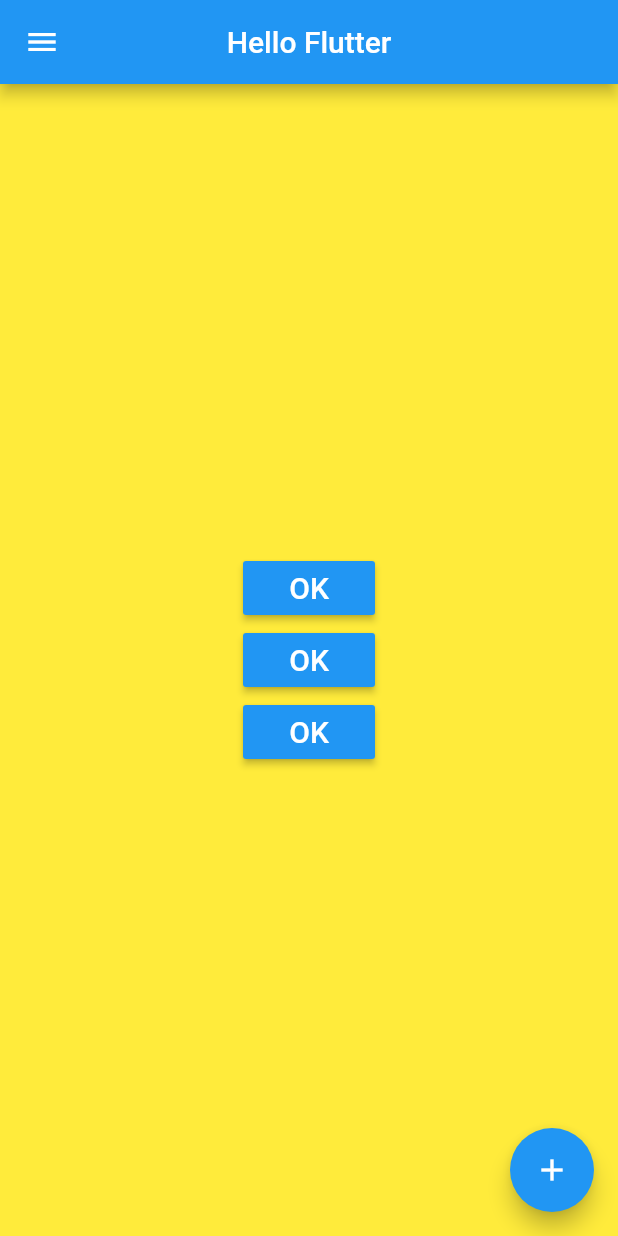
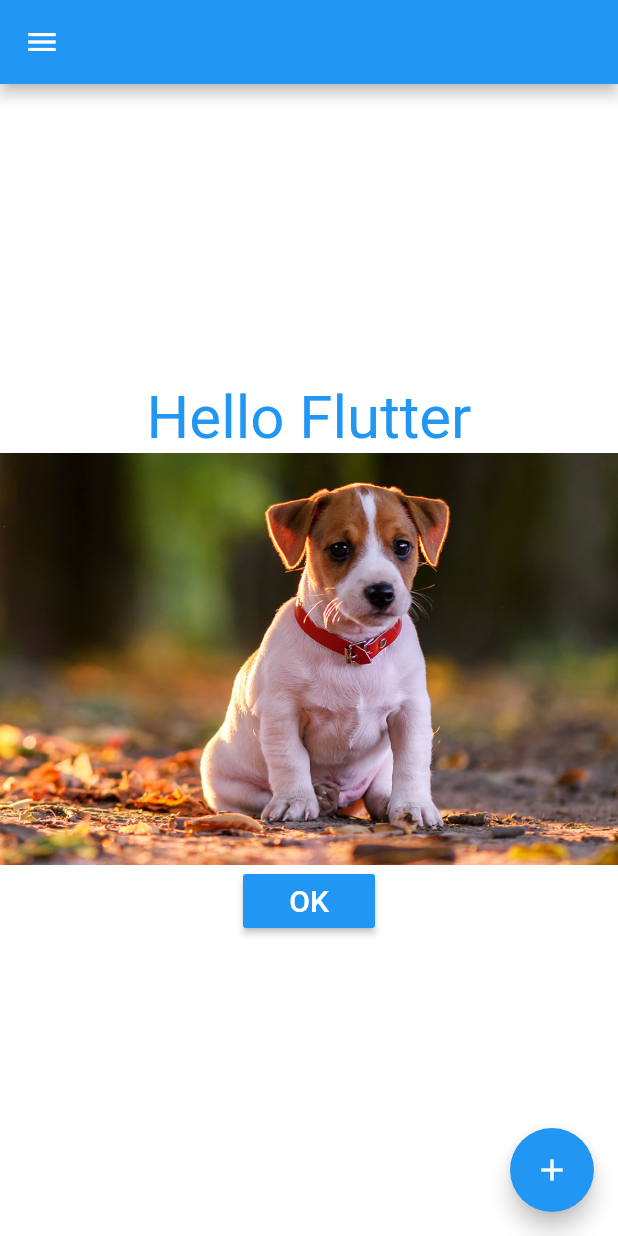
Before and after one commit to raphacm/flutter_essentials_widgets, a Flutter app: the screen it shows after launch, on a phone screen of 412 x 824 dp. Run offline on Flutter 3.47's test engine with Material 2 defaults, Android fonts, the phone set to English and light mode, and no system bars.

Commit message:
create homePage

```diff
--- a/lib/pages/home_page.dart
+++ b/lib/pages/home_page.dart
@@ -5,9 +5,7 @@ class Home extends StatelessWidget {
   Widget build(BuildContext context) {
     return Scaffold(
       appBar: AppBar(
-        title: Text(
-          "Hello Flutter",
-        ),
+        title: _text(),
         centerTitle: true,
       ),
       body: _body(),
@@ -21,21 +19,26 @@ class Home extends StatelessWidget {
     );
   }
 
+  _text() {
+    return Text(
+      "Hello Flutter",
+      style: TextStyle(
+        color: Colors.blue,
+        fontSize: 40,
+      ),
+    );
+  }
+
   _body() {
     return Container(
-      height: double.infinity,
-      width: double.infinity,
-      color: Colors.yellow,
+      color: Colors.white,
       child: Column(
-        //or Row
-        mainAxisSize: MainAxisSize.max,
-        mainAxisAlignment: MainAxisAlignment.center,
-        crossAxisAlignment: CrossAxisAlignment.center,
         children: [
-          _button(),
-          _button(),
+          _text(),
+          _img(),
           _button(),
         ],
+        mainAxisAlignment: MainAxisAlignment.center,
       ),
     );
   }
```
